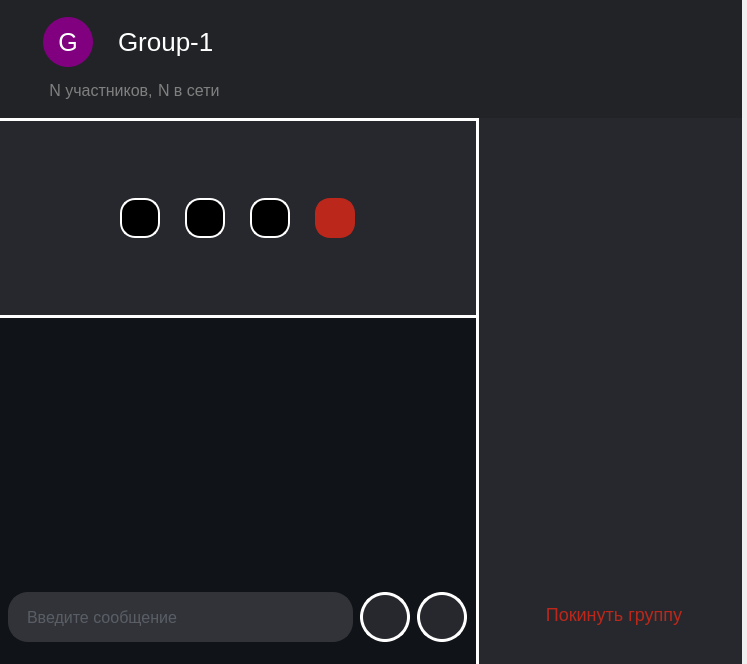
Above: Zcord/GUI/Group/Group.ui from DmitryGorny/Zcord before the change. Below: the same form after it.
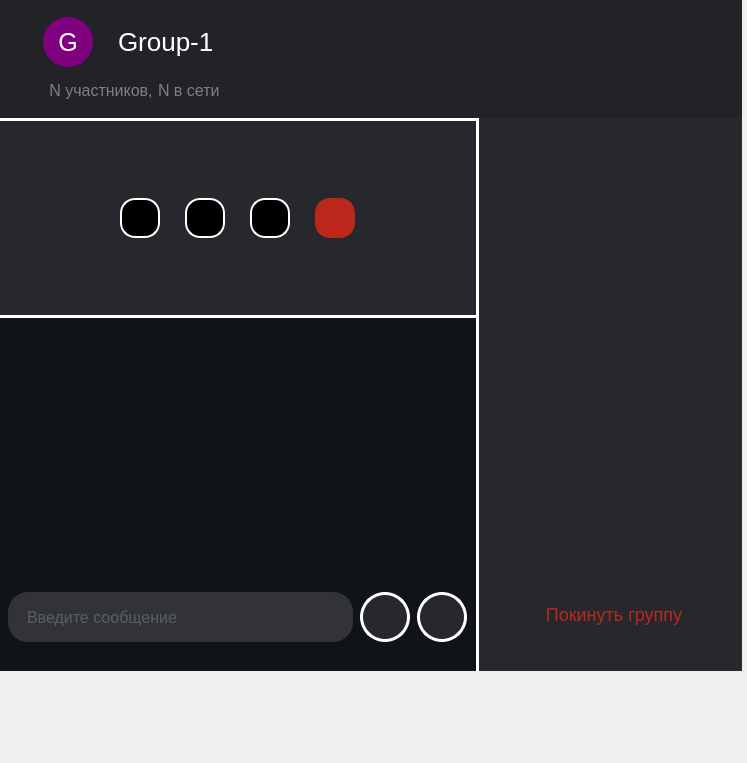
That is the form after the change. Icons and pictures are not drawn.

Patch:
```diff
--- a/Zcord/GUI/Group/Group.ui
+++ b/Zcord/GUI/Group/Group.ui
@@ -7,7 +7,7 @@
     <x>0</x>
     <y>0</y>
     <width>747</width>
-    <height>664</height>
+    <height>763</height>
    </rect>
   </property>
   <property name="windowTitle">
```
Left out of the diff: 41 changed lines with no effect on the pictures.
